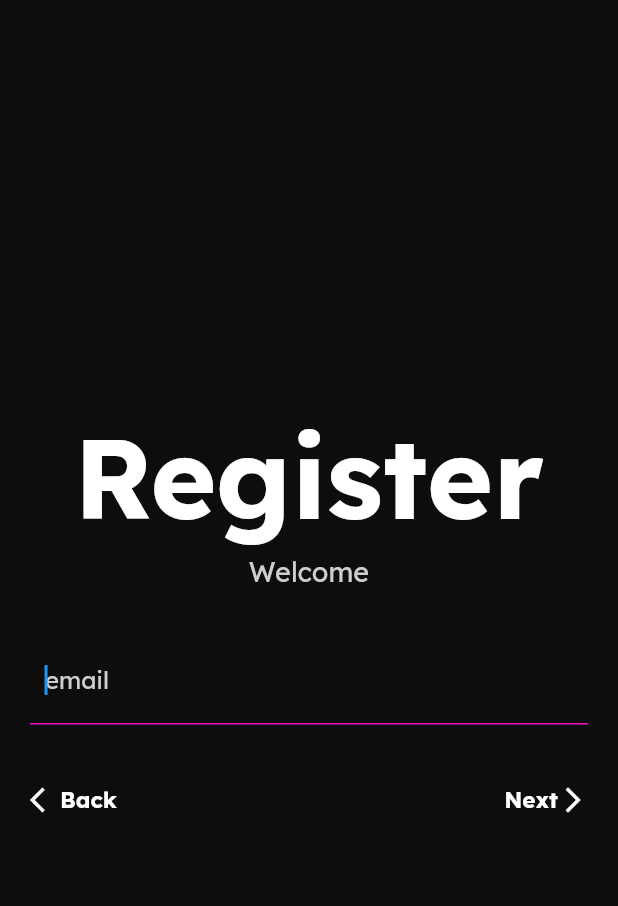
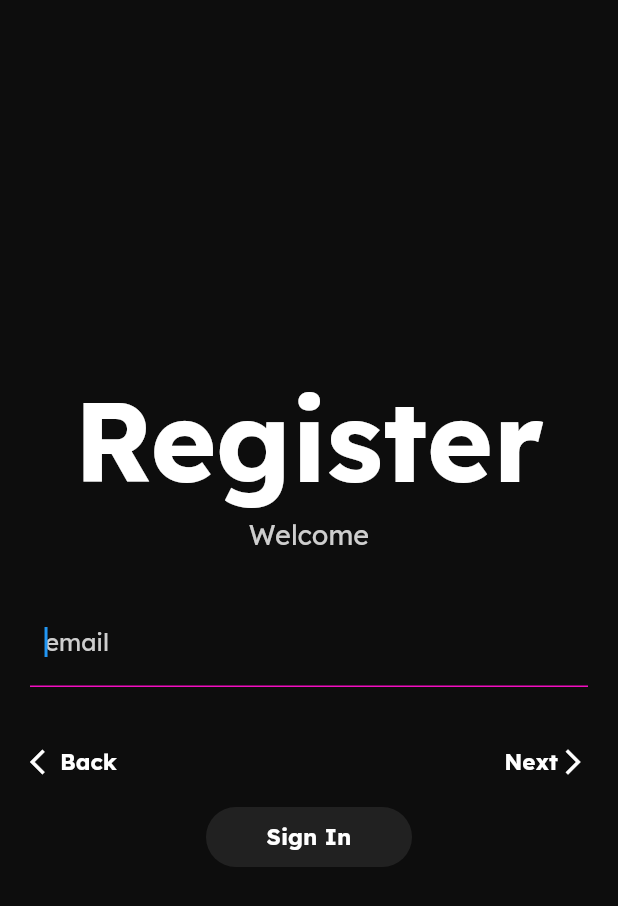
Before and after one commit to antonhi/Vivid, a Flutter app: the AuthenticationRegisterPage screen opened directly, on a phone screen of 412 x 824 dp. Shown: the top 906 px of the screen. Run offline on Flutter 3.47's test engine with Material 2 defaults, Android fonts, the light colour scheme and no system bars; our stand-ins replace bloc, equatable, flutter_bloc.

Commit message:
Authentication Sign In/Registration Progress

```diff
--- a/lib/authentication/controllers/authentication_controller.dart
+++ b/lib/authentication/controllers/authentication_controller.dart
@@ -5,8 +5,8 @@ class AuthenticationController extends Cubit<AuthenticationState> {
 
   AuthenticationController(AuthenticationState initialState) : super(initialState);
 
-  void update(String? error) {
-    emit(AuthenticationState(error));
+  void update(String? error, bool isAcknowledged) {
+    emit(AuthenticationState(error, isAcknowledged));
   }
 
 }
--- a/lib/authentication/pages/authentication_home_page.dart
+++ b/lib/authentication/pages/authentication_home_page.dart
@@ -47,7 +47,7 @@ class AuthenticationHomePage extends StatelessWidget {
   void _navigateToSignInPage(BuildContext context) {
     Navigator.push(context, MaterialPageRoute(builder: (BuildContext context) {
       return BlocProvider<AuthenticationController>(
-        create: (context) => AuthenticationController(const AuthenticationState(null)),
+        create: (context) => AuthenticationController(const AuthenticationState(null, false)),
         child: const AuthenticationSignInPage()
       );
     }));
@@ -56,7 +56,7 @@ class AuthenticationHomePage extends StatelessWidget {
   void _navigateToRegisterPage(BuildContext context) {
     Navigator.push(context, MaterialPageRoute(builder: (BuildContext context) {
       return BlocProvider<AuthenticationController>(
-          create: (context) => AuthenticationController(const AuthenticationState(null)),
+          create: (context) => AuthenticationController(const AuthenticationState(null, false)),
           child: const AuthenticationRegisterPage()
       );
     }));
--- a/lib/authentication/pages/authentication_register_page.dart
+++ b/lib/authentication/pages/authentication_register_page.dart
@@ -1,5 +1,8 @@
 import 'package:flutter/material.dart';
 import 'package:flutter_bloc/flutter_bloc.dart';
+import 'package:projectvivid/components/buttons/button_text_component.dart';
+import 'package:projectvivid/components/form/form_acknowledge_component.dart';
+import 'package:projectvivid/components/text/text_button_component.dart';
 import 'package:projectvivid/configuration/colors/app_color_configuration.dart';
 
 import '../../app/services/app_gallery_service.dart';
@@ -11,6 +14,7 @@ import '../../components/text/text_large_component.dart';
 import '../../components/text/text_title_component.dart';
 import '../controllers/authentication_controller.dart';
 import '../states/authentication_state.dart';
+import 'authentication_sign_in_page.dart';
 
 class AuthenticationRegisterPage extends StatefulWidget {
   const AuthenticationRegisterPage({Key? key}) : super(key: key);
@@ -29,7 +33,7 @@ class _AuthenticationRegisterPageState extends State<AuthenticationRegisterPage>
   void initState() {
     _generateControllers();
     _generateFocusNodes();
-    _inputGalleryService.setMaxElements(3);
+    _inputGalleryService.setMaxElements(4);
     super.initState();
   }
 
@@ -46,8 +50,11 @@ class _AuthenticationRegisterPageState extends State<AuthenticationRegisterPage>
               mainAxisAlignment: MainAxisAlignment.center,
               crossAxisAlignment: CrossAxisAlignment.center,
               children: [
-                state.getError() == null ? const SizedBox(height: 0,) :
-                const ErrorNotificationComponent(text: 'Testing', height: 50),
+                AnimatedSwitcher(duration: const Duration(milliseconds: 300),
+                  child: state.getError() == null ? const SizedBox(height: 0,) :
+                  const ErrorNotificationComponent(text: 'Testing', height: 50),
+                  switchInCurve: Curves.easeIn,
+                  switchOutCurve: Curves.easeOut,),
                 const TextTitleComponent(textColor: AppColorConfiguration.white, text: 'Register'),
                 const SizedBox(height: 5,),
                 const TextLargeComponent(text: 'Welcome', textColor: AppColorConfiguration.secondary),
@@ -56,7 +63,7 @@ class _AuthenticationRegisterPageState extends State<AuthenticationRegisterPage>
                   height: 60,
                   child: GalleryHorizontalComponent(
                       elementWidth: navigationWidth,
-                      elements: _getFields(),
+                      elements: _getFields(state.getError(), state.isAcknowledged()),
                       controller: _inputGalleryService.getGalleryController(),
                       onPageChanged: (int index) {
                         _inputGalleryService.handleSwipe(index);
@@ -82,10 +89,21 @@ class _AuthenticationRegisterPageState extends State<AuthenticationRegisterPage>
                         text: 'Next',
                         height: 40,
                         onTap: () => !_inputGalleryService.atMax() ?
-                        _nextElementGallery() : BlocProvider.of<AuthenticationController>(context).update('Testing error'),
+                          _nextElementGallery() :
+                          BlocProvider.of<AuthenticationController>(context).update('Testing error', state.isAcknowledged()),
                         icon: const Icon(Icons.arrow_forward_ios, color: AppColorConfiguration.white, size: 20,),
                         iconIsRight: true)
                   ],
+                ),
+                const SizedBox(height: 10,),
+                SizedBox(
+                  width: navigationWidth/3,
+                  child: ButtonTextComponent(
+                      buttonColor: AppColorConfiguration.tertiary,
+                      textColor: AppColorConfiguration.white,
+                      text: 'Sign In',
+                      height: 40,
+                      onTap: () => _navigateToSignIn(context)),
                 )
               ],
             ),
@@ -121,7 +139,7 @@ class _AuthenticationRegisterPageState extends State<AuthenticationRegisterPage>
     _textEditingFocusNodes['username'] = FocusNode();
   }
 
-  List<Widget> _getFields() {
+  List<Widget> _getFields(String? error, bool acknowledged) {
     List<Widget> fields = [];
     for (String placeholder in _textEditingControllers.keys) {
       fields.add(
@@ -131,19 +149,27 @@ class _AuthenticationRegisterPageState extends State<AuthenticationRegisterPage>
             placeholder: placeholder,
             action: placeholder == 'username' ? TextInputAction.done : TextInputAction.next,
             controller: _textEditingControllers[placeholder] ?? TextEditingController(),
-            onSubmitted: (String text) => placeholder == 'email' ? _nextElementGallery() : {},));
+            onSubmitted: (String text) => _nextElementGallery(),));
     }
+    fields.add(
+        FormAcknowledgeWidget(
+          text: 'I accept the Terms and Conditions',
+          termsAndConditionsAcknowledged: acknowledged,
+          onChange: (bool? status) =>
+              BlocProvider.of<AuthenticationController>(context).update(error, status ?? false)
+        )
+    );
     return fields;
   }
 
   void _nextElementGallery() {
     _inputGalleryService.goToNextElement();
-    _requestPasswordFocus();
+    _handleFocus();
   }
 
   void _previousElementGallery() {
     _inputGalleryService.goToPreviousElement();
-    _requestEmailFocus();
+    _handleFocus();
   }
 
   void _handleFocus() {
@@ -156,6 +182,9 @@ class _AuthenticationRegisterPageState extends State<AuthenticationRegisterPage>
         break;
       case 2:
         _requestUsernameFocus();
+        break;
+      case 3:
+        _closeUsernameFocus();
     }
   }
 
@@ -171,7 +200,20 @@ class _AuthenticationRegisterPageState extends State<AuthenticationRegisterPage>
     _textEditingFocusNodes['username']?.requestFocus();
   }
 
+  void _closeUsernameFocus() {
+    _textEditingFocusNodes['username']?.unfocus();
+  }
+
   void _navigateToHome(BuildContext context) {
     if (Navigator.canPop(context)) Navigator.pop(context);
   }
+
+  void _navigateToSignIn(BuildContext context) {
+    Navigator.pushReplacement(context, MaterialPageRoute(builder: (BuildContext context) {
+      return BlocProvider<AuthenticationController>(
+          create: (context) => AuthenticationController(const AuthenticationState(null, false)),
+          child: const AuthenticationSignInPage()
+      );
+    }));
+  }
 }
--- a/lib/authentication/states/authentication_state.dart
+++ b/lib/authentication/states/authentication_state.dart
@@ -3,13 +3,15 @@ import 'package:equatable/equatable.dart';
 class AuthenticationState extends Equatable {
 
   final String? _error;
+  final bool _isAcknowledged;
 
-  const AuthenticationState(this._error);
+  const AuthenticationState(this._error, this._isAcknowledged);
 
   @override
   // TODO: implement props
-  List<Object?> get props => [_error];
+  List<Object?> get props => [_error, _isAcknowledged];
 
   String? getError() { return _error; }
+  bool isAcknowledged()  { return _isAcknowledged; }
 
 }
```
Also changed, not shown: lib/authentication/pages/authentication_sign_in_page.dart (+7 -3 lines), lib/components/form/form_acknowledge_component.dart (added, +37 -0 lines).
